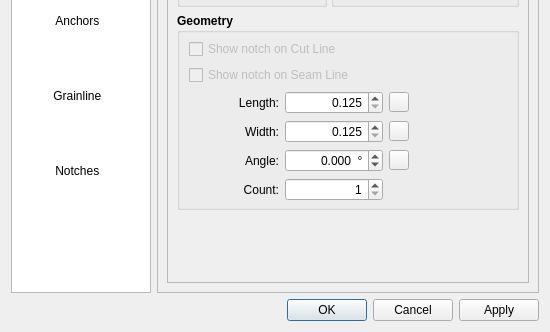
The window that src/libs/vtools/dialogs/tools/piece/pattern_piece_dialog.ui (FashionFreedom/Seamly2D) describes before a commit, drawn with Qt 5; both pictures show x 0 to 550 and y 298 to 630 of the 550 by 630 pixel window.
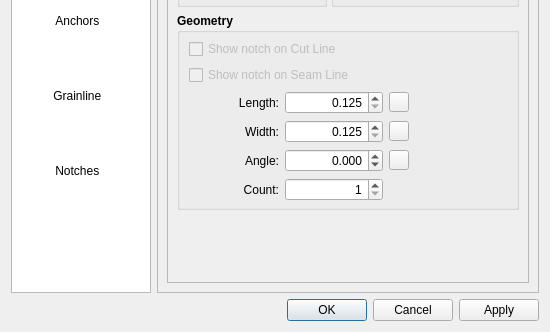
The same window after the commit. The open tabs and pages were chosen to show the change. Icons and pictures are not drawn. Custom widgets are drawn as their Qt base class.

```diff
--- a/src/libs/vtools/dialogs/tools/piece/pattern_piece_dialog.ui
+++ b/src/libs/vtools/dialogs/tools/piece/pattern_piece_dialog.ui
@@ -4797,8 +4797,8 @@
              <rect>
               <x>0</x>
               <y>0</y>
-              <width>264</width>
-              <height>486</height>
+              <width>362</width>
+              <height>558</height>
              </rect>
             </property>
             <layout class="QVBoxLayout" name="verticalLayout_8">
@@ -5368,9 +5368,6 @@
                     <property name="keyboardTracking">
                      <bool>false</bool>
                     </property>
-                    <property name="suffix">
-                     <string>  °</string>
-                    </property>
                     <property name="decimals">
                      <number>3</number>
                     </property>
```
Left out of the diff: 21 changed lines with no effect on the pictures.
